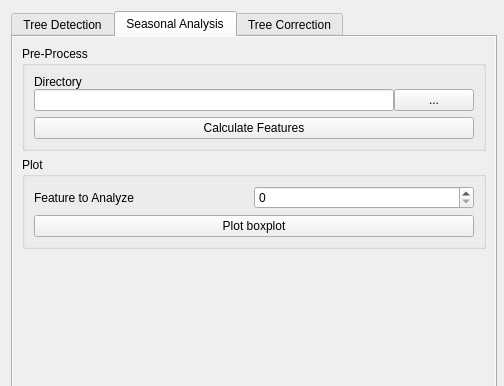
Qt form Lumberjack_dialog_base.ui (carobrus/lumberjack_qgis_plugin) before a commit; both pictures show x 0 to 504 and y 0 to 386 of the 504 by 631 pixel window.
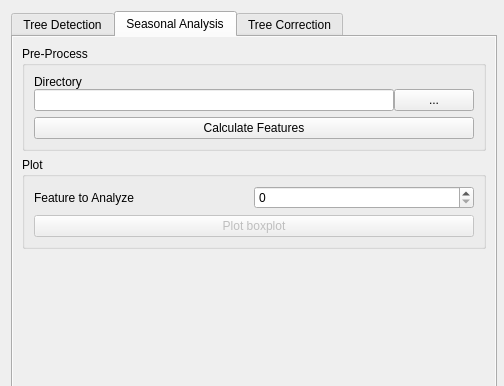
The same form after that commit. The open tabs and pages were chosen to show the change.

The edit to the form file:
```diff
--- a/Lumberjack_dialog_base.ui
+++ b/Lumberjack_dialog_base.ui
@@ -485,6 +485,9 @@
           </item>
           <item>
            <widget class="QPushButton" name="pushButton_boxplot">
+            <property name="enabled">
+             <bool>false</bool>
+            </property>
             <property name="text">
              <string>Plot boxplot</string>
             </property>
```
